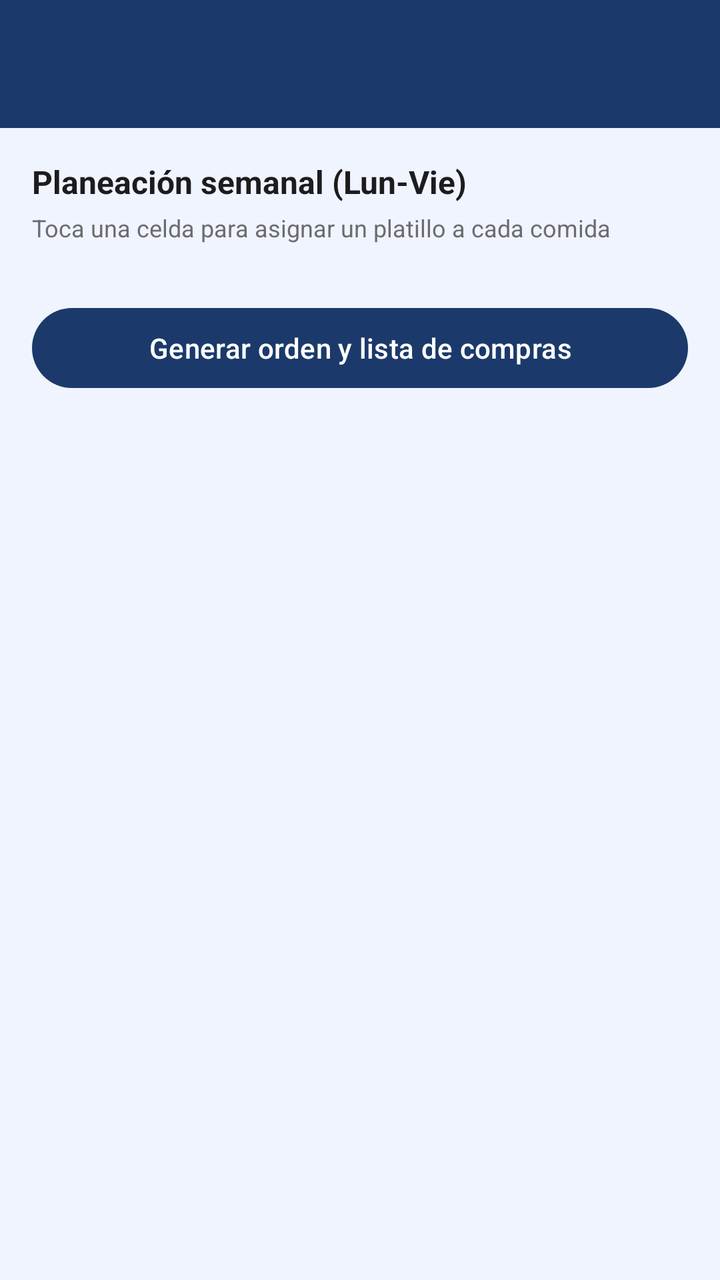
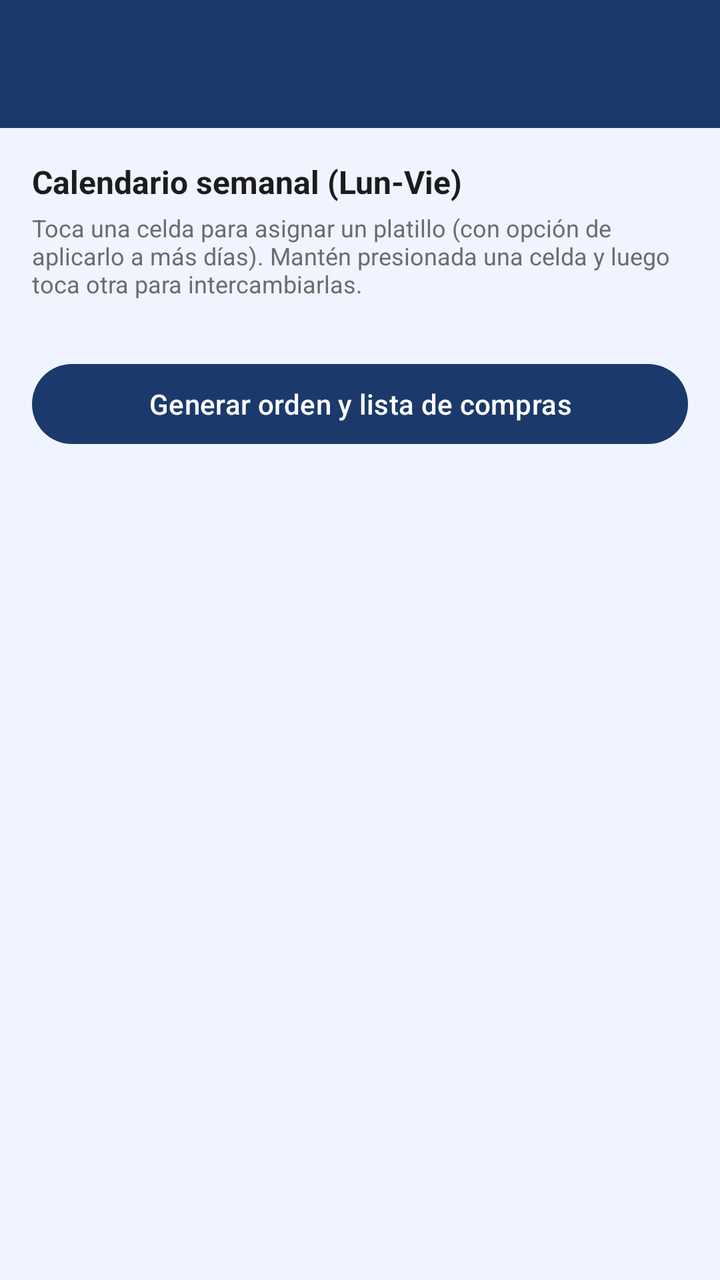

The first picture is an Android layout as it rendered before a commit; the second is the same layout after the commit. The layout source and the unified diff follow.
<!-- AndroidManifest.xml: application theme Theme.GymApp -->
<!-- res/layout/fragment_meal_prep.xml -->
<?xml version="1.0" encoding="utf-8"?>
<LinearLayout xmlns:android="http://schemas.android.com/apk/res/android"
    xmlns:app="http://schemas.android.com/apk/res-auto"
    android:layout_width="match_parent"
    android:layout_height="match_parent"
    android:orientation="vertical"
    android:background="@color/background">

    <com.google.android.material.appbar.MaterialToolbar
        android:id="@+id/toolbar_meal_prep"
        android:layout_width="match_parent"
        android:layout_height="?attr/actionBarSize"
        android:background="@color/colorPrimary"
        android:title="Meal Prep Domingo"
        app:titleTextColor="@color/white"
        android:theme="@style/ThemeOverlay.MaterialComponents.Dark.ActionBar" />

    <ScrollView
        android:layout_width="match_parent"
        android:layout_height="0dp"
        android:layout_weight="1">

        <LinearLayout
            android:layout_width="match_parent"
            android:layout_height="wrap_content"
            android:orientation="vertical"
            android:padding="16dp">

            <TextView
                android:layout_width="match_parent"
                android:layout_height="wrap_content"
                android:text="Planeación semanal (Lun-Vie)"
                android:textSize="16sp"
                android:textStyle="bold"
                android:textColor="#1C1C1E"
                android:layout_marginBottom="4dp" />

            <TextView
                android:layout_width="match_parent"
                android:layout_height="wrap_content"
                android:text="Toca una celda para asignar un platillo a cada comida"
                android:textSize="12sp"
                android:textColor="#6C6C70"
                android:layout_marginBottom="12dp" />

            <LinearLayout
                android:id="@+id/layout_meal_plan_grid"
                android:layout_width="match_parent"
                android:layout_height="wrap_content"
                android:orientation="vertical" />

            <com.google.android.material.button.MaterialButton
                android:id="@+id/btn_generate_shopping_list"
                android:layout_width="match_parent"
                android:layout_height="wrap_content"
                android:text="Generar orden y lista de compras"
                app:backgroundTint="@color/colorPrimary"
                android:textColor="@color/white"
                android:layout_marginTop="16dp" />

            <com.google.android.material.card.MaterialCardView
                android:id="@+id/card_prep_order"
                android:layout_width="match_parent"
                android:layout_height="wrap_content"
                app:cardCornerRadius="16dp"
                app:cardElevation="0dp"
                android:layout_marginTop="16dp"
                android:visibility="gone">

                <LinearLayout
                    android:layout_width="match_parent"
                    android:layout_height="wrap_content"
                    android:orientation="vertical"
                    android:padding="16dp">

                    <TextView
                        android:layout_width="match_parent"
                        android:layout_height="wrap_content"
                        android:text="Orden de preparación (Domingo)"
                        android:textSize="15sp"
                        android:textStyle="bold"
                        android:textColor="#1C1C1E"
                        android:layout_marginBottom="8dp" />

                    <LinearLayout
                        android:id="@+id/layout_prep_order"
                        android:layout_width="match_parent"
                        android:layout_height="wrap_content"
                        android:orientation="vertical" />
                </LinearLayout>
            </com.google.android.material.card.MaterialCardView>

            <com.google.android.material.card.MaterialCardView
                android:id="@+id/card_shopping_list"
                android:layout_width="match_parent"
                android:layout_height="wrap_content"
                app:cardCornerRadius="16dp"
                app:cardElevation="0dp"
                android:layout_marginTop="16dp"
                android:layout_marginBottom="24dp"
                android:visibility="gone">

                <LinearLayout
                    android:layout_width="match_parent"
                    android:layout_height="wrap_content"
                    android:orientation="vertical"
                    android:padding="16dp">

                    <TextView
                        android:layout_width="match_parent"
                        android:layout_height="wrap_content"
                        android:text="Lista de compras de la semana"
                        android:textSize="15sp"
                        android:textStyle="bold"
                        android:textColor="#1C1C1E"
                        android:layout_marginBottom="8dp" />

                    <androidx.recyclerview.widget.RecyclerView
                        android:id="@+id/rv_shopping_list"
                        android:layout_width="match_parent"
                        android:layout_height="wrap_content"
                        android:nestedScrollingEnabled="false" />
                </LinearLayout>
            </com.google.android.material.card.MaterialCardView>

        </LinearLayout>
    </ScrollView>
</LinearLayout>
<!-- resources referenced by this layout -->
<resources>
  <color name="background">#F0F4FF</color>
  <color name="colorPrimary">#1B3A6B</color>
  <color name="white">#FFFFFF</color>
  <style name="Theme.GymApp" parent="Theme.Material3.Light.NoActionBar">
          <item name="colorPrimary">@color/colorPrimary</item>
          <item name="colorPrimaryVariant">@color/colorPrimaryVariant</item>
          <item name="colorOnPrimary">@color/colorOnPrimary</item>
          <item name="colorSecondary">@color/colorSecondary</item>
          <item name="colorOnSecondary">@color/colorOnSecondary</item>
          <item name="colorError">@color/colorError</item>
          <item name="colorOnError">@color/colorOnError</item>
          <item name="colorSurface">@color/colorSurface</item>
          <item name="colorOnSurface">@color/colorOnSurface</item>
          <item name="android:colorBackground">@color/colorBackground</item>
          <item name="colorOnBackground">@color/colorOnBackground</item>
          <item name="android:statusBarColor" tools:targetApi="l">@color/colorPrimaryDark</item>
      </style>
  <color name="colorPrimaryVariant">#0F2549</color>
  <color name="colorOnPrimary">#FFFFFF</color>
  <color name="colorSecondary">#38BDF8</color>
  <color name="colorOnSecondary">#0F2549</color>
  <color name="colorError">#EF4444</color>
  <color name="colorOnError">#FFFFFF</color>
  <color name="colorSurface">#FFFFFF</color>
  <color name="colorOnSurface">#1A1A2E</color>
  <color name="colorBackground">#F0F4FF</color>
  <color name="colorOnBackground">#1A1A2E</color>
  <color name="colorPrimaryDark">#0F2549</color>
</resources>

<!-- the commit's change to res/layout/fragment_meal_prep.xml (unified diff, before → after) -->
@@ -29,7 +29,7 @@
             <TextView
                 android:layout_width="match_parent"
                 android:layout_height="wrap_content"
-                android:text="Planeación semanal (Lun-Vie)"
+                android:text="Calendario semanal (Lun-Vie)"
                 android:textSize="16sp"
                 android:textStyle="bold"
                 android:textColor="#1C1C1E"
@@ -38,7 +38,7 @@
             <TextView
                 android:layout_width="match_parent"
                 android:layout_height="wrap_content"
-                android:text="Toca una celda para asignar un platillo a cada comida"
+                android:text="Toca una celda para asignar un platillo (con opción de aplicarlo a más días). Mantén presionada una celda y luego toca otra para intercambiarlas."
                 android:textSize="12sp"
                 android:textColor="#6C6C70"
                 android:layout_marginBottom="12dp" />
